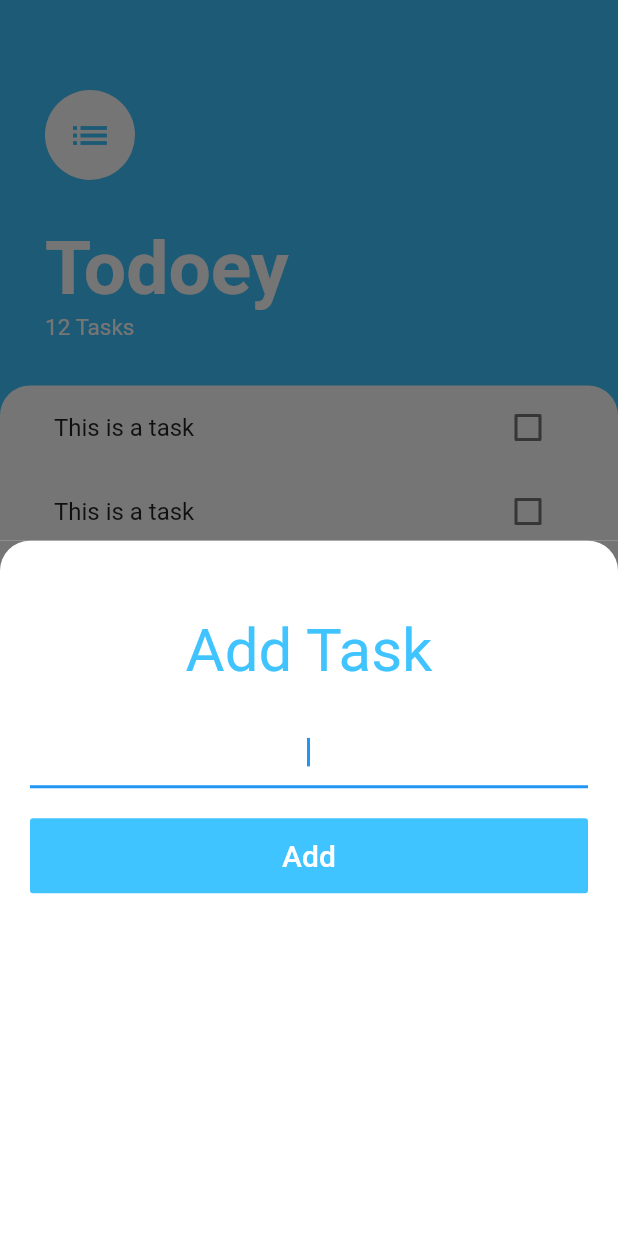
After one commit to anmolgupta02/Todoey_flutter, a Flutter app: the screen it shows after launch, after a tap on the "add" icon, on a phone screen of 412 x 824 dp. The commit adds this screen. Run offline on Flutter 3.47's test engine with Material 2 defaults, Android fonts, the phone set to English and light mode, and no system bars.

Commit message:
added Bottom Sheet for adding tasks

```diff
--- /dev/null
+++ b/lib/screens/add_task_screen.dart
@@ -0,0 +1,57 @@
+import 'package:flutter/material.dart';
+
+class AddTaskScreen extends StatelessWidget {
+  String taskName;
+
+  @override
+  Widget build(BuildContext context) {
+    return Container(
+      color: Color(0xFF757575),
+      child: Container(
+        padding: EdgeInsets.all(20),
+        decoration: BoxDecoration(
+          color: Colors.white,
+          borderRadius: BorderRadius.only(
+            topRight: Radius.circular(20),
+            topLeft: Radius.circular(20),
+          ),
+        ),
+        child: Column(
+          mainAxisAlignment: MainAxisAlignment.start,
+          crossAxisAlignment: CrossAxisAlignment.stretch,
+          children: [
+            SizedBox(
+              height: 30,
+            ),
+            Text(
+              "Add Task",
+              textAlign: TextAlign.center,
+              style: TextStyle(color: Colors.lightBlueAccent, fontSize: 40),
+            ),
+            SizedBox(
+              height: 20,
+            ),
+            TextField(
+              autofocus: true,
+              textAlign: TextAlign.center,
+              keyboardType: TextInputType.name,
+            ),
+            SizedBox(
+              height: 20,
+            ),
+            FlatButton(
+              height: 50,
+              minWidth: 200,
+              color: Colors.lightBlueAccent,
+              onPressed: () {},
+              child: Text(
+                "Add",
+                style: TextStyle(fontSize: 20, color: Colors.white),
+              ),
+            ),
+          ],
+        ),
+      ),
+    );
+  }
+}
--- a/lib/screens/tasks_screen.dart
+++ b/lib/screens/tasks_screen.dart
@@ -1,9 +1,15 @@
+import 'package:To_Do_App/screens/add_task_screen.dart';
 import 'package:To_Do_App/widgets/tasks_list.dart';
 import 'package:flutter/cupertino.dart';
 import 'package:flutter/material.dart';
 
 class TasksScreen extends StatelessWidget {
-  String noOfTasks = "12";
+  final String noOfTasks = "12";
+
+  // Widget buildBottomSheet(BuildContext context) => Container(
+  // We can pass this directly to the builder for showModalBottomSheet but for code optimization,
+  // we'll use a different strategy.
+  // );
 
   @override
   Widget build(BuildContext context) {
@@ -12,7 +18,10 @@ class TasksScreen extends StatelessWidget {
       floatingActionButton: FloatingActionButton(
           backgroundColor: Colors.lightBlueAccent,
           child: Icon(Icons.add),
-          onPressed: null),
+          onPressed: () {
+            showModalBottomSheet(
+                context: context, builder: (context) => AddTaskScreen());
+          }),
       body: Column(
         crossAxisAlignment: CrossAxisAlignment.start,
         children: [
--- a/lib/widgets/tasks_list.dart
+++ b/lib/widgets/tasks_list.dart
@@ -4,6 +4,6 @@ import 'package:flutter/material.dart';
 class TasksList extends StatelessWidget {
   @override
   Widget build(BuildContext context) {
-    return ListView(children: [TaskTile(), TaskTile()]);
+    return ListView(children: [TaskTile(), TaskTile(), TaskTile()]);
   }
 }
```
